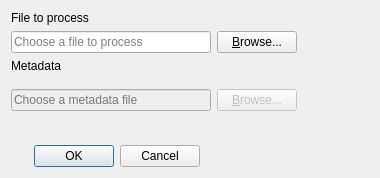
First picture: the form in lib/ui/open_file_dialog.ui, repository metgem/metgem, before the edit.
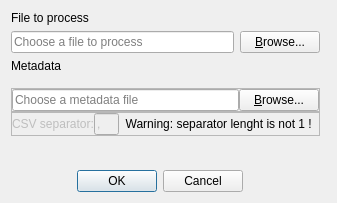
Second picture: the form after the edit. Icons and pictures are not drawn.

Commit message:
Work on #45 Load metadata in tvNodes
Added: upon metadata file selection, if the file is a csv file, the
separator can be set.
Added: upon file selection validation, the metadata file is read and
data is storred in self.graph.vs

Diff of the .ui file:
```diff
--- a/lib/ui/open_file_dialog.ui
+++ b/lib/ui/open_file_dialog.ui
@@ -9,8 +9,8 @@
    <rect>
     <x>0</x>
     <y>0</y>
-    <width>380</width>
-    <height>178</height>
+    <width>337</width>
+    <height>203</height>
    </rect>
   </property>
   <property name="sizePolicy">
@@ -23,10 +23,10 @@
    <string>Open File</string>
   </property>
   <layout class="QGridLayout" name="gridLayout_2">
-   <item row="0" column="3" rowspan="8">
+   <item row="0" column="4" rowspan="8">
     <widget class="QWidget" name="wgAdvancedOptions" native="true"/>
    </item>
-   <item row="1" column="0" colspan="3">
+   <item row="1" column="0" colspan="4">
     <layout class="QHBoxLayout" name="horizontalLayout_3">
      <item>
       <widget class="QLineEdit" name="editProcessFile">
@@ -68,41 +68,7 @@
      </property>
     </widget>
    </item>
-   <item row="4" column="0" colspan="3">
-    <layout class="QHBoxLayout" name="horizontalLayout_4">
-     <item>
-      <widget class="QLineEdit" name="editMetadataFile">
-       <property name="enabled">
-        <bool>false</bool>
-       </property>
-       <property name="minimumSize">
-        <size>
-         <width>200</width>
-         <height>0</height>
-        </size>
-       </property>
-       <property name="placeholderText">
-        <string>Choose a metadata file</string>
-       </property>
-      </widget>
-     </item>
-     <item>
-      <widget class="QPushButton" name="btBrowseMetadataFile">
-       <property name="enabled">
-        <bool>false</bool>
-       </property>
-       <property name="text">
-        <string>&amp;Browse...</string>
-       </property>
-       <property name="icon">
-        <iconset>
-         <normaloff>:/icons/images/folder-open.svg</normaloff>:/icons/images/folder-open.svg</iconset>
-       </property>
-      </widget>
-     </item>
-    </layout>
-   </item>
-   <item row="9" column="0" colspan="2">
+   <item row="9" column="0" colspan="3">
     <widget class="QDialogButtonBox" name="buttonBox">
      <property name="orientation">
       <enum>Qt::Horizontal</enum>
@@ -115,6 +81,155 @@
      </property>
     </widget>
    </item>
+   <item row="4" column="0" colspan="4">
+    <layout class="QVBoxLayout" name="verticalLayout">
+     <property name="spacing">
+      <number>0</number>
+     </property>
+     <item>
+      <widget class="QFrame" name="frame_2">
+       <property name="frameShape">
+        <enum>QFrame::StyledPanel</enum>
+       </property>
+       <property name="frameShadow">
+        <enum>QFrame::Raised</enum>
+       </property>
+       <layout class="QHBoxLayout" name="horizontalLayout">
+        <property name="spacing">
+         <number>0</number>
+        </property>
+        <property name="leftMargin">
+         <number>0</number>
+        </property>
+        <property name="topMargin">
+         <number>0</number>
+        </property>
+        <property name="rightMargin">
+         <number>0</number>
+        </property>
+        <property name="bottomMargin">
+         <number>0</number>
+        </property>
+        <item>
+         <widget class="QLineEdit" name="editMetadataFile">
+          <property name="enabled">
+           <bool>true</bool>
+          </property>
+          <property name="minimumSize">
+           <size>
+            <width>200</width>
+            <height>0</height>
+           </size>
+          </property>
+          <property name="placeholderText">
+           <string>Choose a metadata file</string>
+          </property>
+         </widget>
+        </item>
+        <item>
+         <widget class="QPushButton" name="btBrowseMetadataFile">
+          <property name="enabled">
+           <bool>true</bool>
+          </property>
+          <property name="text">
+           <string>&amp;Browse...</string>
+          </property>
+          <property name="icon">
+           <iconset resource="ui.qrc">
+            <normaloff>:/icons/images/folder-open.svg</normaloff>:/icons/images/folder-open.svg</iconset>
+          </property>
+         </widget>
+        </item>
+       </layout>
+      </widget>
+     </item>
+     <item>
+      <widget class="QFrame" name="frame">
+       <property name="frameShape">
+        <enum>QFrame::StyledPanel</enum>
+       </property>
+       <property name="frameShadow">
+        <enum>QFrame::Raised</enum>
+       </property>
+       <layout class="QHBoxLayout" name="horizontalLayout_2">
+        <property name="spacing">
+         <number>0</number>
+        </property>
+        <property name="leftMargin">
+         <number>0</number>
+        </property>
+        <property name="topMargin">
+         <number>0</number>
+        </property>
+        <property name="rightMargin">
+         <number>0</number>
+        </property>
+        <property name="bottomMargin">
+         <number>0</number>
+        </property>
+        <item>
+         <widget class="QLabel" name="labelCsvSeparator">
+          <property name="enabled">
+           <bool>false</bool>
+          </property>
+          <property name="text">
+           <string>CSV separator:</string>
+          </property>
+         </widget>
+        </item>
+        <item>
+         <widget class="QLineEdit" name="editCsvSeparator">
+          <property name="enabled">
+           <bool>false</bool>
+          </property>
+          <property name="sizePolicy">
+           <sizepolicy hsizetype="Fixed" vsizetype="Fixed">
+            <horstretch>0</horstretch>
+            <verstretch>0</verstretch>
+           </sizepolicy>
+          </property>
+          <property name="maximumSize">
+           <size>
+            <width>25</width>
+            <height>16777215</height>
+           </size>
+          </property>
+          <property name="text">
+           <string>,</string>
+          </property>
+         </widget>
+        </item>
+        <item>
+         <widget class="QLabel" name="labelCsvWarning">
+          <property name="font">
+           <font>
+            <weight>50</weight>
+            <bold>false</bold>
+           </font>
+          </property>
+          <property name="text">
+           <string>  Warning: separator lenght is not 1 !</string>
+          </property>
+         </widget>
+        </item>
+        <item>
+         <spacer name="horizontalSpacer">
+          <property name="orientation">
+           <enum>Qt::Horizontal</enum>
+          </property>
+          <property name="sizeHint" stdset="0">
+           <size>
+            <width>40</width>
+            <height>20</height>
+           </size>
+          </property>
+         </spacer>
+        </item>
+       </layout>
+      </widget>
+     </item>
+    </layout>
+   </item>
   </layout>
  </widget>
  <resources>
```
Left out of the diff: 2 changed lines with no effect on the pictures. The commit also changes 3 other files.
